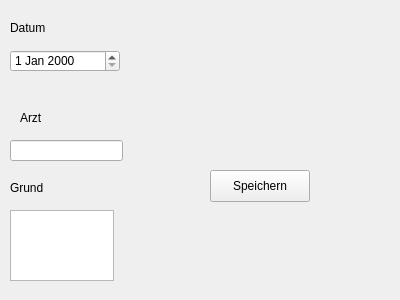
The window that Project/Client/Client/appointment.ui (FinrodFelegund/Laborpraktikum) describes before a commit, drawn with Qt 5.
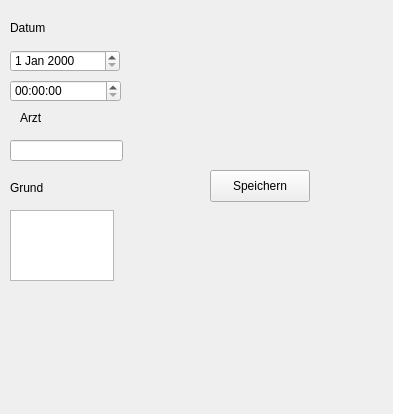
The same window after the commit.

Diff of the .ui file:
```diff
--- a/Project/Client/Client/appointment.ui
+++ b/Project/Client/Client/appointment.ui
@@ -6,8 +6,8 @@
    <rect>
     <x>0</x>
     <y>0</y>
-    <width>400</width>
-    <height>300</height>
+    <width>393</width>
+    <height>414</height>
    </rect>
   </property>
   <property name="windowTitle">
@@ -95,6 +95,16 @@
     <string>Speichern</string>
    </property>
   </widget>
+  <widget class="QTimeEdit" name="appointmentTime">
+   <property name="geometry">
+    <rect>
+     <x>10</x>
+     <y>80</y>
+     <width>111</width>
+     <height>22</height>
+    </rect>
+   </property>
+  </widget>
  </widget>
  <resources/>
  <connections/>
```
